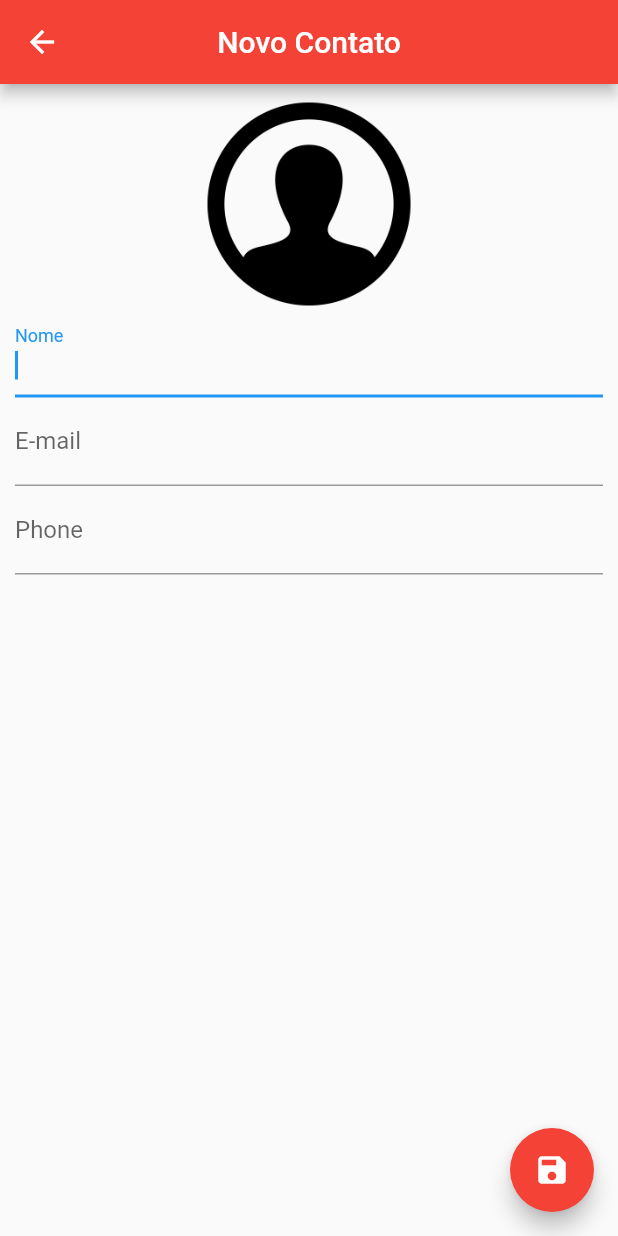
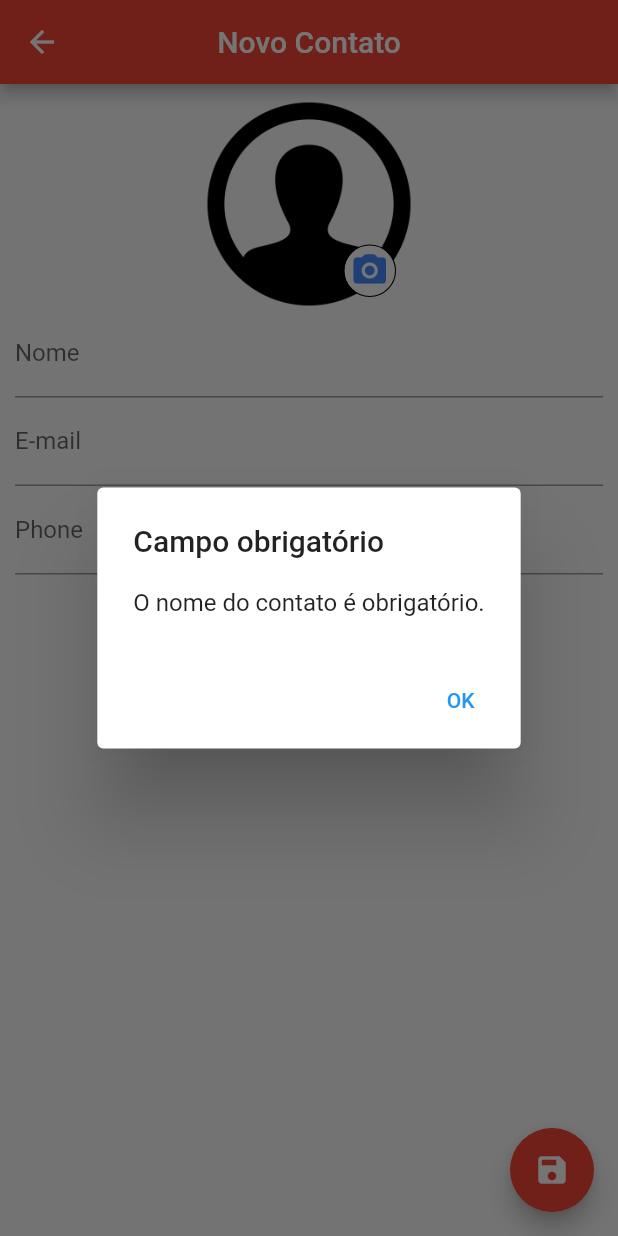
Before and after one commit to emerson-roots/curso_flutter_app_agenda_contatos, a Flutter app: the ContactPage screen opened directly, after a tap on the "save" icon, on a phone screen of 412 x 824 dp. Run offline on Flutter 3.47's test engine with Material 2 defaults, Android fonts, the phone set to English and light mode, and no system bars; our stand-ins replace sqflite; missing offline and left inert: camera_camera; accounts and stored records are empty.

```diff
--- a/lib/main.dart
+++ b/lib/main.dart
@@ -1,11 +1,28 @@
 import 'package:agenda_de_contatos/ui/home_page.dart';
 import 'package:flutter/material.dart';
 
-import 'ui/contact_page.dart';
-
+/*
 void main() {
   runApp(MaterialApp(
     home: HomePage(),
     debugShowCheckedModeBanner: false,
   ));
+}*/
+
+void main() => runApp(MyApp());
+
+class MyApp extends StatelessWidget {
+  @override
+  Widget build(BuildContext context) {
+    return Listener(
+      behavior: HitTestBehavior.opaque,
+      onPointerDown: (_) {
+        FocusManager.instance.primaryFocus?.unfocus();
+      },
+      child: const MaterialApp(
+        home: HomePage(),
+        debugShowCheckedModeBanner: false,
+      ),
+    );
+  }
 }
--- a/lib/ui/contact_page.dart
+++ b/lib/ui/contact_page.dart
@@ -1,6 +1,5 @@
 import 'dart:io';
-import 'package:image_picker/image_picker.dart';
-
+import 'package:camera_camera/camera_camera.dart';
 import 'package:flutter/material.dart';
 
 import '../helpers/contact_helper.dart';
@@ -8,7 +7,7 @@ import '../helpers/contact_helper.dart';
 class ContactPage extends StatefulWidget {
   final Contact? contact;
 
-  ContactPage({this.contact});
+  const ContactPage({Key? key, this.contact}) : super(key: key);
 
   @override
   State<ContactPage> createState() => _ContactPageState();
@@ -17,6 +16,8 @@ class ContactPage extends StatefulWidget {
 class _ContactPageState extends State<ContactPage> {
   Contact? _editedContact;
   bool _userEdited = false;
+  ContactHelper helper = ContactHelper();
+  String nomeNaPrimeiraInstanciacaoDaPagina = "";
 
   // controladores
   final _nameController = TextEditingController();
@@ -41,6 +42,8 @@ class _ContactPageState extends State<ContactPage> {
           _editedContact!.email != null ? _editedContact!.email! : "";
       _phoneController.text =
           _editedContact!.phone != null ? _editedContact!.phone! : "";
+
+      nomeNaPrimeiraInstanciacaoDaPagina = _nameController.text;
     }
   }
 
@@ -55,50 +58,45 @@ class _ContactPageState extends State<ContactPage> {
           centerTitle: true,
         ),
         floatingActionButton: FloatingActionButton(
-          onPressed: () {
-            if (_editedContact!.name != null &&
-                _editedContact!.name!.isNotEmpty) {
+          onPressed: () async {
+            var isNameValido = _editedContact!.name != null &&
+                _editedContact!.name!.isNotEmpty;
+            var isPhoneValido = _editedContact!.phone != null &&
+                _editedContact!.phone!.isNotEmpty;
+
+            if (!isNameValido) {
+              await _showMyDialog(context, "Campo obrigatório",
+                  "O nome do contato é obrigatório.");
+              FocusScope.of(context).requestFocus(_nameFocus);
+              return;
+            } else if (!isPhoneValido) {
+              await _showMyDialog(context, "Campo obrigatório",
+                  "O número de telefone é obrigatório.");
+              return;
+            } else {
+              var isRegistered =
+                  await helper.isContactRegistered(_editedContact!.name!);
+
+              if (isRegistered &&
+                  nomeNaPrimeiraInstanciacaoDaPagina
+                          .compareTo(_editedContact!.name!) !=
+                      0) {
+                await _showMyDialog(context, "Contato duplicado",
+                    "O contato já está cadastrado.");
+                return;
+              }
+
               Navigator.pop(context, _editedContact);
-            } else {
-              FocusScope.of(context).requestFocus(_nameFocus);
             }
           },
-          child: Icon(Icons.save),
           backgroundColor: Colors.red,
+          child: const Icon(Icons.save),
         ),
         body: SingleChildScrollView(
-          padding: EdgeInsets.all(10.0),
+          padding: const EdgeInsets.all(10.0),
           child: Column(
             children: <Widget>[
-              GestureDetector(
-                child: Container(
-                  width: 140.0,
-                  height: 140.0,
-                  decoration: BoxDecoration(
-                    shape: BoxShape.circle,
-                    image: DecorationImage(
-                        fit: BoxFit.cover,
-                        image: _editedContact?.img != null
-                            ? FileImage(File(_editedContact?.img ??
-                                'sem_diretorio_na_coluna_imgColumn'))
-                            : const AssetImage("images/avatar.png")
-                                as ImageProvider),
-                  ),
-                ),
-                onTap: () {
-                  ImagePicker()
-                      .pickImage(source: ImageSource.camera)
-                      .then((file) {
-                    if (file == null) {
-                      return;
-                    } else {
-                      setState(() {
-                        _editedContact!.img = file.path;
-                      });
-                    }
-                  });
-                },
-              ),
+              _componenteDeFoto(),
               TextField(
                 controller: _nameController,
                 focusNode: _nameFocus,
@@ -108,7 +106,7 @@ class _ContactPageState extends State<ContactPage> {
                     _editedContact?.name = text;
                   });
                 },
-                decoration: InputDecoration(labelText: "Nome"),
+                decoration: const InputDecoration(labelText: "Nome"),
               ),
               TextField(
                 controller: _emailController,
@@ -117,7 +115,7 @@ class _ContactPageState extends State<ContactPage> {
                   _editedContact?.email = text;
                 },
                 keyboardType: TextInputType.emailAddress,
-                decoration: InputDecoration(labelText: "E-mail"),
+                decoration: const InputDecoration(labelText: "E-mail"),
               ),
               TextField(
                 controller: _phoneController,
@@ -126,12 +124,102 @@ class _ContactPageState extends State<ContactPage> {
                   _editedContact?.phone = text;
                 },
                 keyboardType: TextInputType.phone,
-                decoration: InputDecoration(labelText: "Phone"),
+                decoration: const InputDecoration(labelText: "Phone"),
               )
             ],
           ),
         ),
       ),
+    );
+  }
+
+  Widget _componenteDeFoto() {
+    return Stack(
+      children: <Widget>[
+        Container(
+          width: 140.0,
+          height: 140.0,
+          decoration: BoxDecoration(
+            shape: BoxShape.circle,
+            image: DecorationImage(
+                fit: BoxFit.cover,
+                image: _editedContact?.img != null
+                    ? FileImage(
+                        File(_editedContact?.img ??
+                            'sem_diretorio_na_coluna_imgColumn'),
+                      )
+                    : const AssetImage("images/avatar.png") as ImageProvider),
+          ),
+        ),
+        Positioned(
+          bottom: 8,
+          right: 12,
+          child: Container(
+            width: 35,
+            height: 35,
+            padding: EdgeInsets.zero,
+            decoration: BoxDecoration(
+                border: Border.all(width: 0.7),
+                color: Colors.white,
+                shape: BoxShape.circle),
+            child: IconButton(
+              padding: EdgeInsets.zero,
+              iconSize: 26,
+              icon: const Icon(
+                Icons.camera_alt_rounded,
+                color: Colors.blueAccent,
+              ),
+              onPressed: () {
+                openCamera(context);
+              },
+            ),
+          ),
+        ),
+      ],
+    );
+  }
+
+  void openCamera(BuildContext context) {
+    Navigator.push(
+      context,
+      MaterialPageRoute(
+        builder: (_) => CameraCamera(
+          onFile: (file) {
+            Navigator.pop(context);
+            setState(() {
+              _editedContact!.img = file.path;
+            });
+          },
+        ),
+      ),
+    );
+  }
+
+  Future<void> _showMyDialog(
+      BuildContext context, String titulo, String mensagem) async {
+    return showDialog<void>(
+      context: context,
+      barrierDismissible: false, // user must tap button!
+      builder: (BuildContext context) {
+        return AlertDialog(
+          title: Text(titulo),
+          content: SingleChildScrollView(
+            child: ListBody(
+              children: <Widget>[
+                Text(mensagem),
+              ],
+            ),
+          ),
+          actions: <Widget>[
+            TextButton(
+              child: const Text('OK'),
+              onPressed: () {
+                Navigator.of(context).pop();
+              },
+            ),
+          ],
+        );
+      },
     );
   }
 
```
Also changed, not shown: lib/helpers/contact_helper.dart (+17 -0 lines), lib/ui/home_page.dart (+66 -10 lines), pubspec.yaml (+10 -4 lines), images/contacts.png (added), pubspec.lock, 7 other files.
